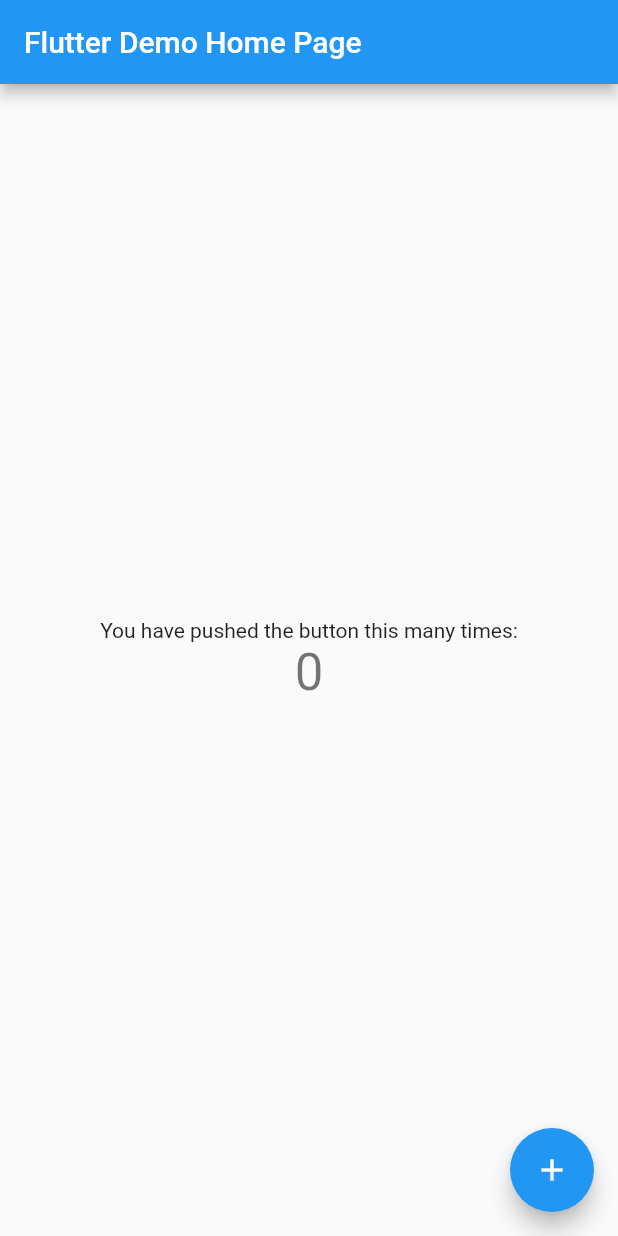
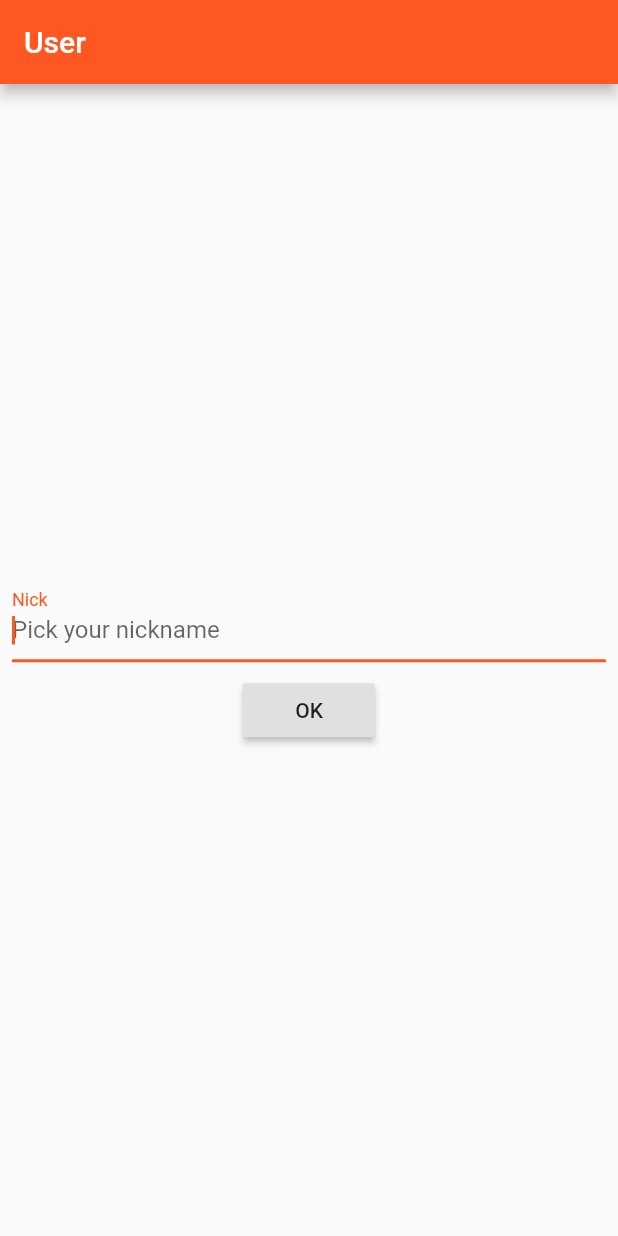
Before and after one commit to vkorchik/chat-multiplatform, a Flutter app: the screen it shows after launch, on a phone screen of 412 x 824 dp. Run offline on Flutter 3.47's test engine with Material 2 defaults, Android fonts, the phone set to English and light mode, and no system bars; our stand-ins replace rxdart.

Commit message:
Create Flutter view for username

```diff
--- a/mobile/lib/main.dart
+++ b/mobile/lib/main.dart
@@ -1,4 +1,8 @@
+import 'dart:async';
+
 import 'package:flutter/material.dart';
+
+import 'package:chat_shared/blocs/user_bloc.dart';
 
 void main() => runApp(new MyApp());
 
@@ -7,7 +11,7 @@
   @override
   Widget build(BuildContext context) {
     return new MaterialApp(
-      title: 'Flutter Demo',
+      title: 'Chat App',
       theme: new ThemeData(
         // This is the theme of your application.
         //
@@ -17,93 +21,82 @@
         // "hot reload" (press "r" in the console where you ran "flutter run",
         // or press Run > Flutter Hot Reload in IntelliJ). Notice that the
         // counter didn't reset back to zero; the application is not restarted.
-        primarySwatch: Colors.blue,
+        primarySwatch: Colors.deepOrange,
       ),
-      home: new MyHomePage(title: 'Flutter Demo Home Page'),
+      home: UsernamePage(),
     );
   }
 }
 
-class MyHomePage extends StatefulWidget {
-  MyHomePage({Key key, this.title}) : super(key: key);
+class UsernamePage extends StatefulWidget {
+  @override
+  UsernamePageState createState() {
+    return new UsernamePageState();
+  }
+}
 
-  // This widget is the home page of your application. It is stateful, meaning
-  // that it has a State object (defined below) that contains fields that affect
-  // how it looks.
+class UsernamePageState extends State<UsernamePage> {
+  final GlobalKey<FormState> _usernameForm = GlobalKey();
 
-  // This class is the configuration for the state. It holds the values (in this
-  // case the title) provided by the parent (in this case the App widget) and
-  // used by the build method of the State. Fields in a Widget subclass are
-  // always marked "final".
+  UserBloc bloc;
 
-  final String title;
+  Future<Null> _usernameSet;
 
   @override
-  _MyHomePageState createState() => new _MyHomePageState();
-}
+  Widget build(BuildContext context) {
+    return Scaffold(
+      appBar: AppBar(
+        title: Text("User"),
+      ),
+      body: Form(
+        key: _usernameForm,
+        child: Padding(
+          padding: const EdgeInsets.symmetric(horizontal: 8.0),
+          child: Column(
+            mainAxisAlignment: MainAxisAlignment.center,
+            children: <Widget>[
+              TextFormField(
+                autofocus: true,
+                autocorrect: false,
+                onSaved: (username) {
+                  bloc.username.add(username);
+                },
+                decoration: InputDecoration(
+                  labelText: "Nick",
+                  hintText: "Pick your nickname",
+                ),
+              ),
+              SizedBox(
+                height: 8.0,
+              ),
+              RaisedButton(
+                child: Text("OK"),
+                onPressed: () {
+                  _usernameForm.currentState.save();
+                },
+              ),
+            ],
+          ),
+        ),
+      ),
+    );
+  }
 
-class _MyHomePageState extends State<MyHomePage> {
-  int _counter = 0;
-
-  void _incrementCounter() {
-    setState(() {
-      // This call to setState tells the Flutter framework that something has
-      // changed in this State, which causes it to rerun the build method below
-      // so that the display can reflect the updated values. If we changed
-      // _counter without calling setState(), then the build method would not be
-      // called again, and so nothing would appear to happen.
-      _counter++;
+  @override
+  void initState() {
+    super.initState();
+    bloc = UserBlocImpl();
+    _usernameSet =
+        bloc.usernameSet.skipWhile((event) => !event).first.then((_) {
+      print("Name set. TODO: trigger navigation");
+    }, onError: (e) {
+      print("$e happened");
     });
   }
 
   @override
-  Widget build(BuildContext context) {
-    // This method is rerun every time setState is called, for instance as done
-    // by the _incrementCounter method above.
-    //
-    // The Flutter framework has been optimized to make rerunning build methods
-    // fast, so that you can just rebuild anything that needs updating rather
-    // than having to individually change instances of widgets.
-    return new Scaffold(
-      appBar: new AppBar(
-        // Here we take the value from the MyHomePage object that was created by
-        // the App.build method, and use it to set our appbar title.
-        title: new Text(widget.title),
-      ),
-      body: new Center(
-        // Center is a layout widget. It takes a single child and positions it
-        // in the middle of the parent.
-        child: new Column(
-          // Column is also layout widget. It takes a list of children and
-          // arranges them vertically. By default, it sizes itself to fit its
-          // children horizontally, and tries to be as tall as its parent.
-          //
-          // Invoke "debug paint" (press "p" in the console where you ran
-          // "flutter run", or select "Toggle Debug Paint" from the Flutter tool
-          // window in IntelliJ) to see the wireframe for each widget.
-          //
-          // Column has various properties to control how it sizes itself and
-          // how it positions its children. Here we use mainAxisAlignment to
-          // center the children vertically; the main axis here is the vertical
-          // axis because Columns are vertical (the cross axis would be
-          // horizontal).
-          mainAxisAlignment: MainAxisAlignment.center,
-          children: <Widget>[
-            new Text(
-              'You have pushed the button this many times:',
-            ),
-            new Text(
-              '$_counter',
-              style: Theme.of(context).textTheme.display1,
-            ),
-          ],
-        ),
-      ),
-      floatingActionButton: new FloatingActionButton(
-        onPressed: _incrementCounter,
-        tooltip: 'Increment',
-        child: new Icon(Icons.add),
-      ), // This trailing comma makes auto-formatting nicer for build methods.
-    );
+  void dispose() {
+    bloc.dispose();
+    super.dispose();
   }
 }
```
Also changed, not shown: mobile/pubspec.lock.
